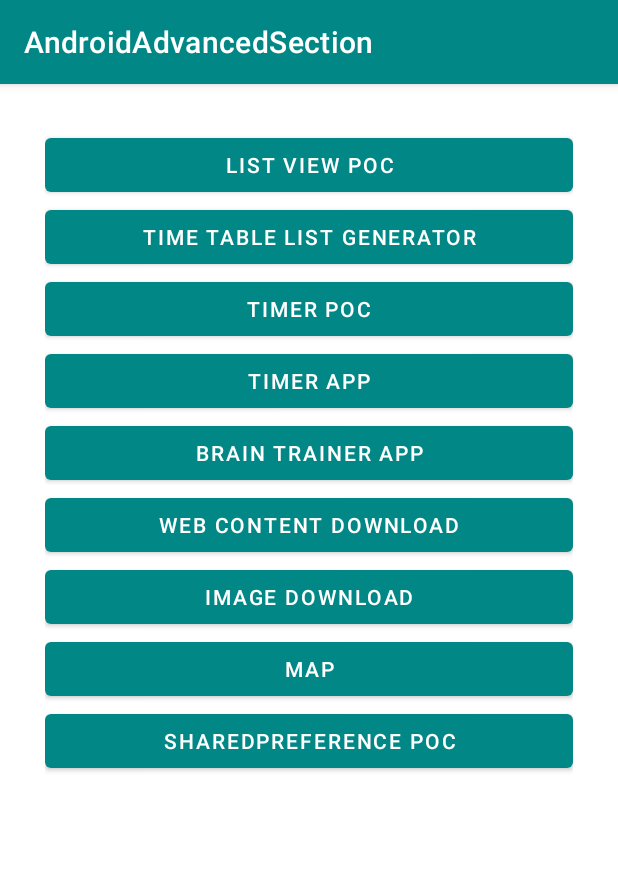
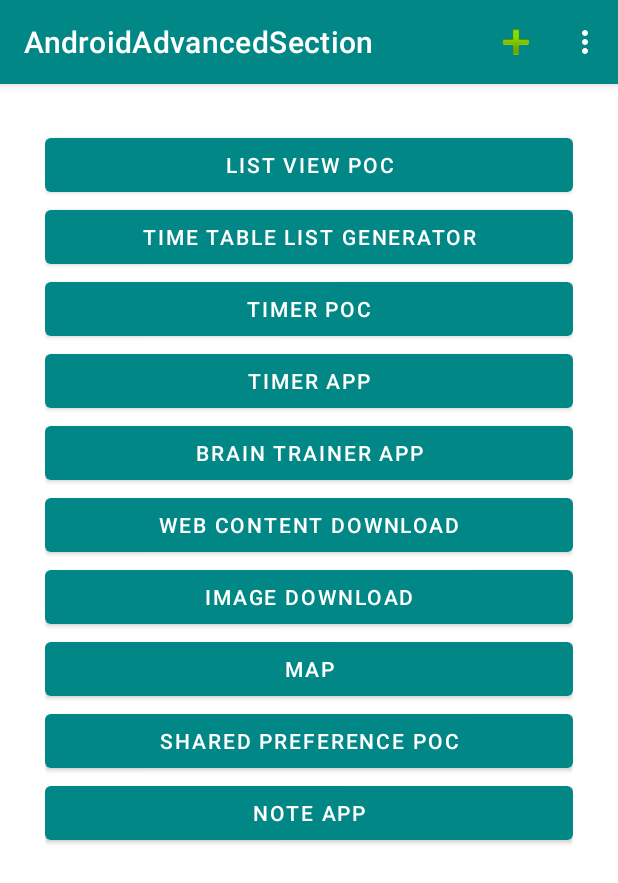
Before and after one commit to muhammedshihabvk/AndroidPOCBundleApp, an Android app: the screen it shows after launch (MainActivity), on a phone screen of 412 x 824 dp. Shown: the top 883 px of the screen. Run offline under Robolectric (Android 15) with nearby library versions, the phone set to English and light mode, and no system bars.

Commit message:
note app added

```diff
--- a/app/src/main/AndroidManifest.xml
+++ b/app/src/main/AndroidManifest.xml
@@ -16,7 +16,10 @@
         android:roundIcon="@mipmap/ic_launcher_round"
         android:supportsRtl="true"
         android:theme="@style/Theme.AndroidAdvancedSection">
-        <activity android:name=".SharedPreferencePOCAcivity"></activity>
+        <activity android:name=".DatabaseActivity"></activity>
+        <activity android:name=".NoteAppViewActivity" />
+        <activity android:name=".NoteAppAcivity" />
+        <activity android:name=".SharedPreferencePOCAcivity" />
         <!--
              The API key for Google Maps-based APIs is defined as a string resource.
              (See the file "res/values/google_maps_api.xml").
--- a/app/src/main/res/layout/activity_main.xml
+++ b/app/src/main/res/layout/activity_main.xml
@@ -69,8 +69,14 @@
         android:layout_width="match_parent"
         android:layout_height="wrap_content"
         android:onClick="onClick"
-        android:text="SharedPreference POC" />
+        android:text="Shared Preference POC" />
 
+    <Button
+        android:id="@+id/noteAppActivity"
+        android:layout_width="match_parent"
+        android:layout_height="wrap_content"
+        android:onClick="onClick"
+        android:text="Note App" />
 
 
 </LinearLayout>
--- /dev/null
+++ b/app/src/main/res/menu/default_menu.xml
@@ -0,0 +1,20 @@
+<?xml version="1.0" encoding="utf-8"?>
+<menu xmlns:android="http://schemas.android.com/apk/res/android"
+    xmlns:app="http://schemas.android.com/apk/res-auto">
+    <item
+        android:id="@+id/menuSettings"
+        android:title="Settings"
+        android:icon="@android:drawable/ic_menu_manage"
+        app:showAsAction="never"/>
+    <item
+        android:id="@+id/menuSearch"
+        android:title="Search"
+        android:icon="@android:drawable/ic_menu_search"
+        app:showAsAction="never"/>
+
+    <item
+        android:id="@+id/addNote"
+        android:title="add Note"
+        android:icon="@android:drawable/ic_input_add"
+        app:showAsAction="ifRoom"/>
+</menu>
```
Also changed, not shown: app/src/main/java/com/shabsudemy/androidadvancedsection/DatabaseActivity.java (added, +14 -0 lines), app/src/main/java/com/shabsudemy/androidadvancedsection/MainActivity.java (+63 -0 lines), app/src/main/java/com/shabsudemy/androidadvancedsection/NoteAppAcivity.java (added, +105 -0 lines), app/src/main/java/com/shabsudemy/androidadvancedsection/NoteAppViewActivity.java (added, +69 -0 lines), app/src/main/res/layout/activity_database.xml (added, +9 -0 lines), app/src/main/res/layout/activity_note_app_acivity.xml (added, +16 -0 lines), app/src/main/res/layout/activity_note_app_view.xml (added, +18 -0 lines).
